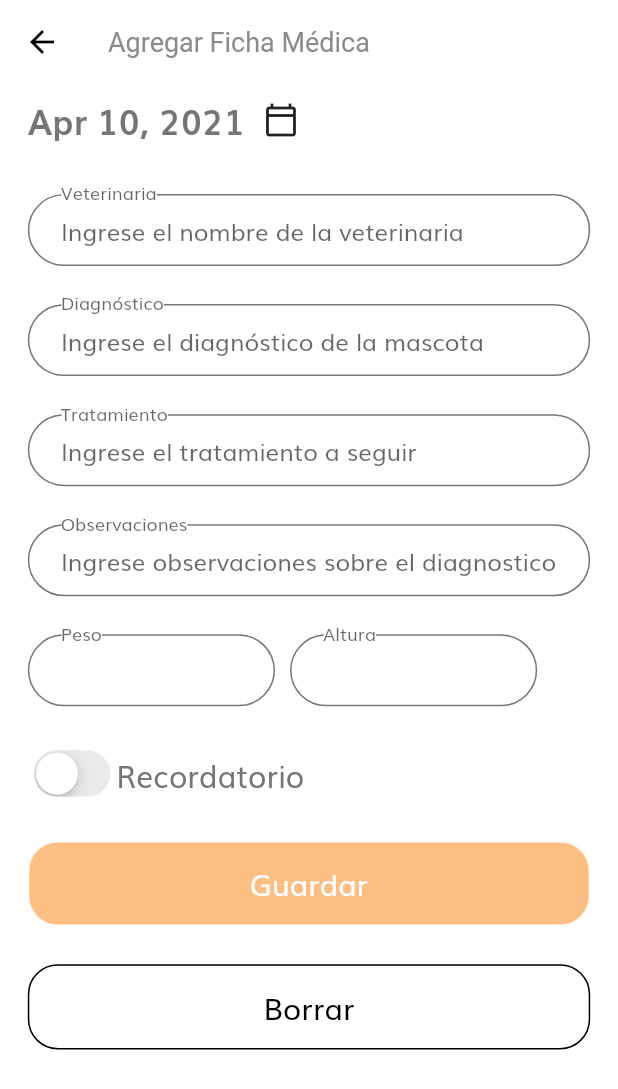
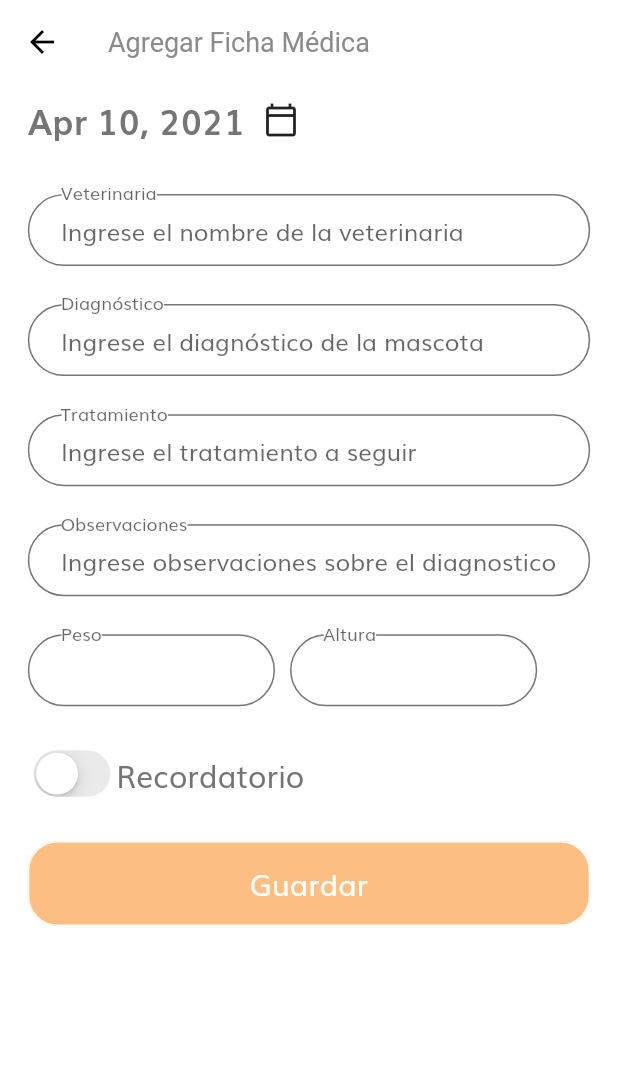
Before and after one commit to Firulapp/firulapp-flutter, a Flutter app: the NewMedicalRecordScreen screen opened by its route, on a phone screen of 412 x 824 dp. Shown: the top 1089 px of the screen. Run offline on Flutter 3.47's test engine with Material 2 defaults, Android fonts, the phone set to English and light mode, and no system bars; our stand-ins replace after_layout, dio, flutter_secure_storage, flutter_svg, image_picker; accounts and stored records are empty.

Commit message:
Muestra boton de borrado solamente si es edicion

```diff
--- a/lib/src/medical_records/medical_record_form_screen.dart
+++ b/lib/src/medical_records/medical_record_form_screen.dart
@@ -184,12 +184,18 @@ class _NewMedicalRecordScreenState extends State<NewMedicalRecordScreen>
                                 }
                               },
                             ),
-                            SizedBox(height: getProportionateScreenHeight(25)),
+                            id != null
+                                ? Column(
+                                    children: [
+                                      SizedBox(
+                                          height:
+                                              getProportionateScreenHeight(25)),
                                       DefaultButton(
                                         text: "Borrar",
                                         color: Colors.white,
                                         press: () async {
-                                final isOK = _formKey.currentState.validate();
+                                          final isOK =
+                                              _formKey.currentState.validate();
                                           if (isOK) {
                                             try {
                                               setState(() {
@@ -204,7 +210,8 @@ class _NewMedicalRecordScreenState extends State<NewMedicalRecordScreen>
                                               Dialogs.info(
                                                 context,
                                                 title: 'ERROR',
-                                      content: error.response.data["message"],
+                                                content: error
+                                                    .response.data["message"],
                                               );
                                             }
                                             setState(() {
@@ -213,7 +220,15 @@ class _NewMedicalRecordScreenState extends State<NewMedicalRecordScreen>
                                           }
                                         },
                                       ),
-                            SizedBox(height: getProportionateScreenHeight(25)),
+                                      SizedBox(
+                                        height:
+                                            getProportionateScreenHeight(25),
+                                      ),
+                                    ],
+                                  )
+                                : SizedBox(
+                                    height: getProportionateScreenHeight(25),
+                                  ),
                           ],
                         ),
                       ),
```
Lines whose indentation alone changed are shown as unchanged.
